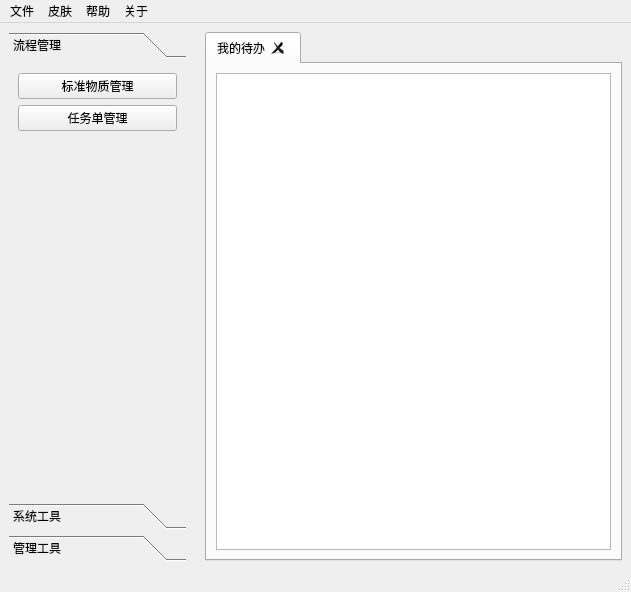
The window that src/Client/mainwindow.ui (hcc01/ELIMS) describes before a commit, drawn with Qt 5.
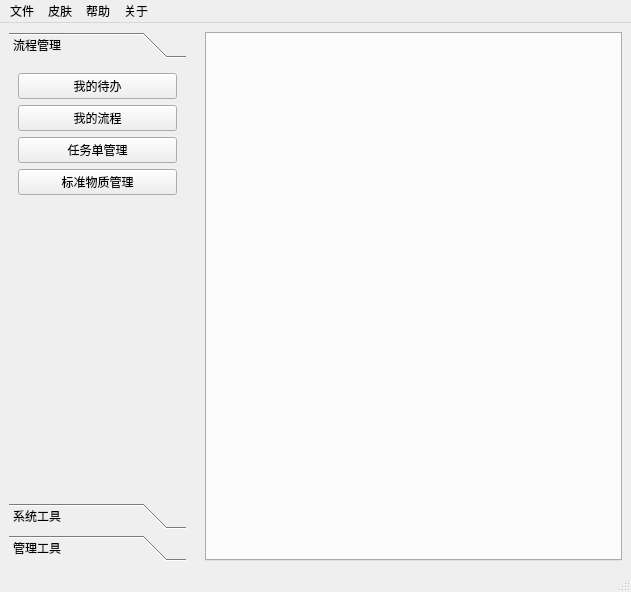
The same window after the commit. The open tabs and pages were chosen to show the change. Custom widgets are drawn as their Qt base class.

Commit message: 更新 加入流程框架 更改任务单的一些实现

```diff
--- a/src/Client/mainwindow.ui
+++ b/src/Client/mainwindow.ui
@@ -43,9 +43,16 @@
        </attribute>
        <layout class="QVBoxLayout" name="verticalLayout_2">
         <item>
-         <widget class="QPushButton" name="btRMManage">
+         <widget class="QPushButton" name="btnToDo">
           <property name="text">
-           <string>标准物质管理</string>
+           <string>我的待办</string>
+          </property>
+         </widget>
+        </item>
+        <item>
+         <widget class="QPushButton" name="btnSubmited">
+          <property name="text">
+           <string>我的流程</string>
           </property>
          </widget>
         </item>
@@ -56,6 +63,13 @@
           </property>
          </widget>
         </item>
+        <item>
+         <widget class="QPushButton" name="btRMManage">
+          <property name="text">
+           <string>标准物质管理</string>
+          </property>
+         </widget>
+        </item>
         <item>
          <spacer name="verticalSpacer">
           <property name="orientation">
@@ -195,16 +209,6 @@
       <property name="tabBarAutoHide">
        <bool>false</bool>
       </property>
-      <widget class="QWidget" name="tab_3">
-       <attribute name="title">
-        <string>我的待办</string>
-       </attribute>
-       <layout class="QVBoxLayout" name="verticalLayout_4">
-        <item>
-         <widget class="ProcessManager" name="listWidget"/>
-        </item>
-       </layout>
-      </widget>
      </widget>
     </item>
    </layout>
@@ -297,13 +301,6 @@
    </property>
   </action>
  </widget>
- <customwidgets>
-  <customwidget>
-   <class>ProcessManager</class>
-   <extends>QListWidget</extends>
-   <header location="global">processmanager.h</header>
-  </customwidget>
- </customwidgets>
  <resources/>
  <connections>
   <connection>
```
Left out of the diff: 15 changed lines with no effect on the pictures. The commit also changes 35 other files.
